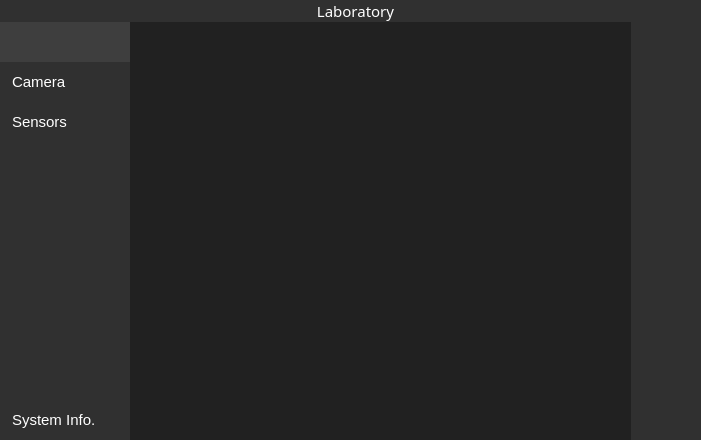
Above: interface.ui from ChrisWSR/IntefaceRRMUDGspace before the change. Below: the same form after it.
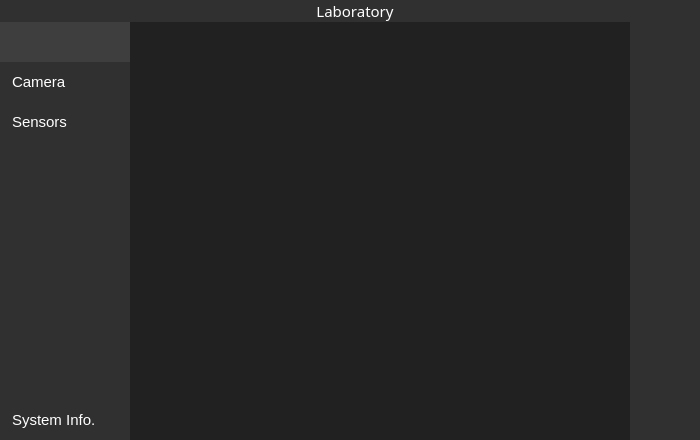
That is the form after the change. The open tabs and pages were chosen to show the change. Icons and pictures are not drawn.

Commit message: Fixed the mirror effect in the detection label.

The edit to the form file:
```diff
--- a/interface.ui
+++ b/interface.ui
@@ -6,7 +6,7 @@
    <rect>
     <x>0</x>
     <y>0</y>
-    <width>701</width>
+    <width>700</width>
     <height>440</height>
    </rect>
   </property>
@@ -754,36 +754,27 @@
               </property>
               <item>
                <widget class="QWidget" name="cameraContainer" native="true">
+                <property name="layoutDirection">
+                 <enum>Qt::LeftToRight</enum>
+                </property>
                 <layout class="QVBoxLayout" name="verticalLayout_12">
                  <item>
-                  <widget class="QStackedWidget" name="stackedWidget_camera">
-                   <widget class="QWidget" name="cameraPage">
-                    <layout class="QVBoxLayout" name="verticalLayout_6">
-                     <property name="spacing">
-                      <number>5</number>
-                     </property>
-                     <property name="leftMargin">
-                      <number>10</number>
-                     </property>
-                     <property name="topMargin">
-                      <number>10</number>
-                     </property>
-                     <property name="rightMargin">
-                      <number>10</number>
-                     </property>
-                     <property name="bottomMargin">
-                      <number>10</number>
-                     </property>
-                     <item>
-                      <widget class="QLabel" name="cameraFramePage">
-                       <property name="text">
-                        <string/>
-                       </property>
-                      </widget>
-                     </item>
-                    </layout>
-                   </widget>
-                   <widget class="QWidget" name="page_3"/>
+                  <widget class="QLabel" name="cameraFramePage">
+                   <property name="minimumSize">
+                    <size>
+                     <width>0</width>
+                     <height>0</height>
+                    </size>
+                   </property>
+                   <property name="maximumSize">
+                    <size>
+                     <width>16777215</width>
+                     <height>16777215</height>
+                    </size>
+                   </property>
+                   <property name="text">
+                    <string/>
+                   </property>
                   </widget>
                  </item>
                 </layout>
@@ -793,7 +784,7 @@
                <widget class="QWidget" name="rightMenuContainer_camera" native="true">
                 <property name="minimumSize">
                  <size>
-                  <width>50</width>
+                  <width>70</width>
                   <height>0</height>
                  </size>
                 </property>
```
The commit also changes 2 other files.
